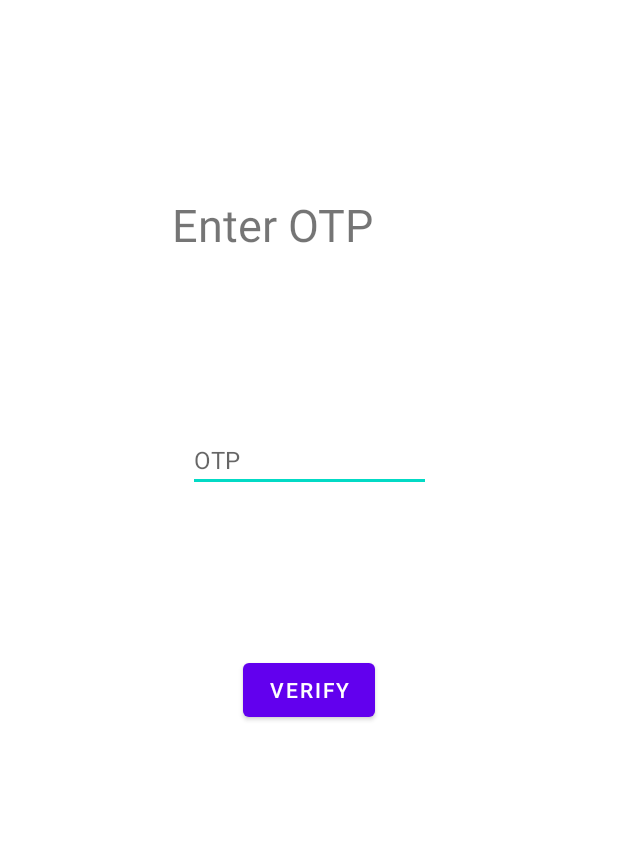
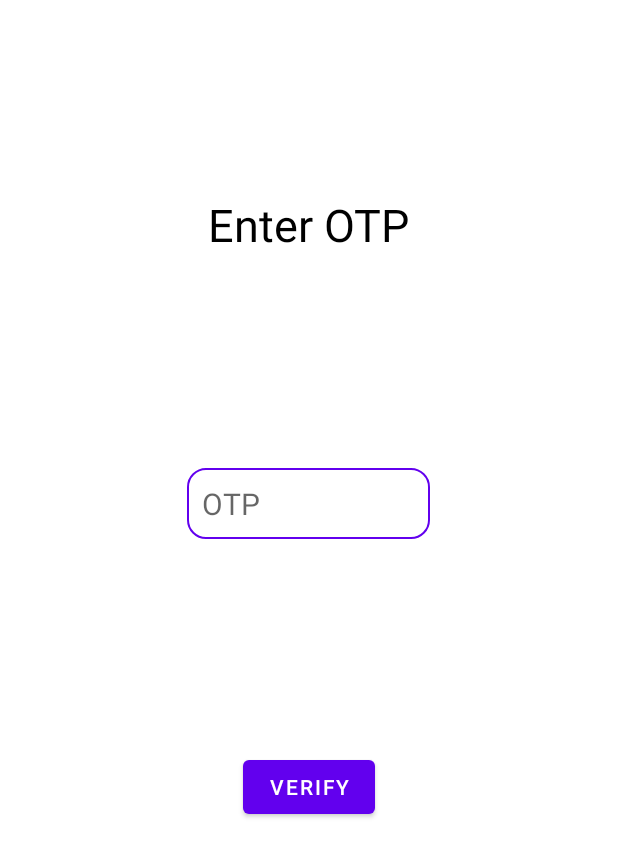
Before and after one commit to mancernecro/myapplication, an Android app: the ReceiveSMS screen opened directly, with no data from a screen before it, on a phone screen of 412 x 824 dp. Shown: the top 857 px of the screen. Run offline under Robolectric (Android 15) with nearby library versions, the phone set to English and light mode, and no system bars; our stand-ins replace Firebase (no records; nobody signed in at launch, a user with empty details on screens opened directly); 1 statement that could not run was skipped.

Commit message:
Ensured both textview and button remain in screen for OTP screen.Added a nice box around OTP entry

```diff
--- /dev/null
+++ b/app/src/main/res/drawable/otp_box.xml
@@ -0,0 +1,20 @@
+<?xml version="1.0" encoding="utf-8"?>
+<shape
+    xmlns:android="http://schemas.android.com/apk/res/android"
+    android:shape="rectangle">
+    <solid
+        android:color="#00000000"/>
+
+    <corners
+        android:bottomRightRadius="12dp"
+        android:bottomLeftRadius="12dp"
+        android:topLeftRadius="12dp"
+        android:topRightRadius="12dp"/>
+    <stroke
+        android:color="@color/purple_500"
+        android:width="1dp"/>
+    <padding android:top="10dp"
+        android:bottom="10dp"
+        android:left="10dp"
+        android:right="10dp"/>
+</shape>
--- a/app/src/main/res/layout/activity_receive_s_m_s.xml
+++ b/app/src/main/res/layout/activity_receive_s_m_s.xml
@@ -4,46 +4,53 @@
     xmlns:tools="http://schemas.android.com/tools"
     android:layout_width="match_parent"
     android:layout_height="match_parent"
-    tools:context=".ReceiveSMS">
+    tools:context=".ReceiveSMS"
+    tools:layout_editor_absoluteY="25dp">
+
+    <LinearLayout
+        android:layout_width="match_parent"
+        android:layout_height="match_parent"
+        android:gravity="center"
+        android:orientation="vertical"
+        app:layout_constraintBottom_toBottomOf="parent"
+        app:layout_constraintEnd_toEndOf="parent"
+        app:layout_constraintStart_toStartOf="parent"
+        app:layout_constraintTop_toTopOf="parent">
 
         <TextView
             android:id="@+id/textView3"
-        android:layout_width="183dp"
-        android:layout_height="0dp"
+            android:layout_width="wrap_content"
+            android:layout_height="wrap_content"
             android:layout_marginTop="129dp"
-        android:layout_marginBottom="58dp"
             android:text="@string/enter_otp"
             android:textSize="30sp"
-        app:layout_constraintBottom_toTopOf="@+id/editTextNumber"
-        app:layout_constraintEnd_toEndOf="parent"
-        app:layout_constraintStart_toStartOf="parent"
-        app:layout_constraintTop_toTopOf="parent" />
-
+            android:textColor="#000000"/>
+        <View
+            android:layout_width="1dp"
+            android:layout_height="match_parent"
+            android:layout_weight="1"/>
         <EditText
             android:id="@+id/editTextNumber"
             android:layout_width="162dp"
-        android:layout_height="38dp"
-        android:layout_marginTop="225dp"
-        android:layout_marginBottom="43dp"
+            android:layout_height="wrap_content"
+            android:background="@drawable/otp_box"
             android:autofillHints="@string/sms_otp"
             android:ems="10"
             android:hint="@string/sms_otp"
             android:inputType="number"
             android:maxLength="6"
-        android:textSize="16sp"
-        app:layout_constraintBottom_toTopOf="@+id/button"
-        app:layout_constraintEnd_toEndOf="parent"
-        app:layout_constraintStart_toStartOf="parent"
-        app:layout_constraintTop_toTopOf="parent" />
-
+            android:textSize="20sp" />
+        <View
+            android:layout_width="1dp"
+            android:layout_height="match_parent"
+            android:layout_weight="1"/>
         <Button
             android:id="@+id/button"
             android:layout_width="wrap_content"
             android:layout_height="wrap_content"
             android:layout_marginBottom="275dp"
-        android:text="@string/verify_prompt"
-        app:layout_constraintBottom_toBottomOf="parent"
-        app:layout_constraintEnd_toEndOf="parent"
-        app:layout_constraintStart_toStartOf="parent"
-        app:layout_constraintTop_toBottomOf="@+id/editTextNumber" />
+            android:text="@string/verify_prompt" />
+
+    </LinearLayout>
+
 </androidx.constraintlayout.widget.ConstraintLayout>
--- a/app/src/main/res/values/colors.xml
+++ b/app/src/main/res/values/colors.xml
@@ -7,4 +7,5 @@
     <color name="teal_700">#FF018786</color>
     <color name="black">#FF000000</color>
     <color name="white">#FFFFFFFF</color>
+    <color name="logo_color">#FECE2F</color>
 </resources>
```
Lines whose indentation alone changed are shown as unchanged.
